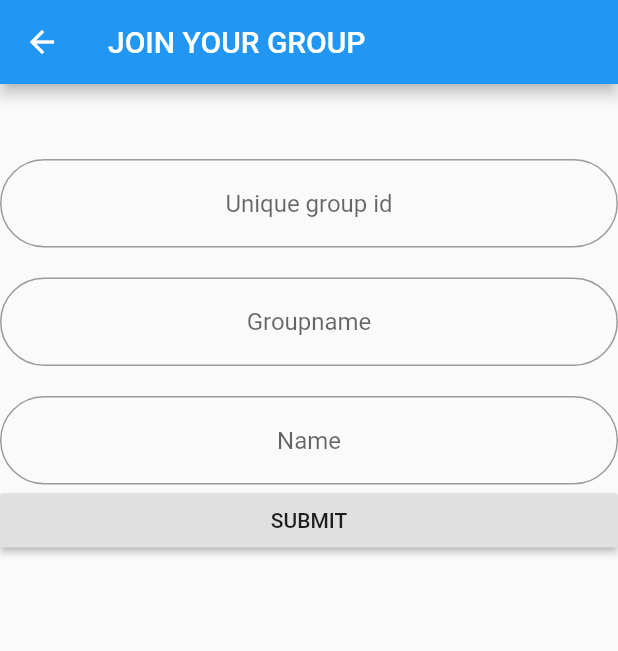
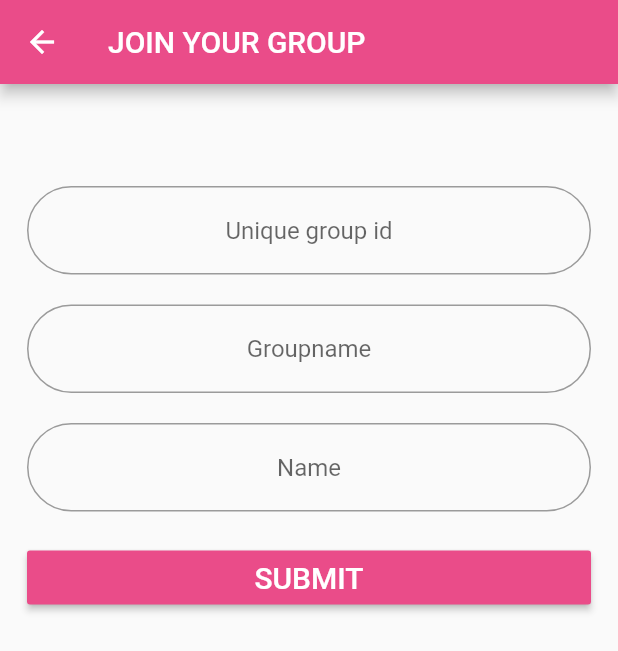
Before and after one commit to Sushma21301/Tech-class, a Flutter app: the JoinGroup screen opened directly, after a tap on "SUBMIT", on a phone screen of 412 x 824 dp. Shown: the top 651 px of the screen. Run offline on Flutter 3.47's test engine with Material 2 defaults, Android fonts, the phone set to English and light mode, and no system bars; our stand-ins replace cached_network_image, cloud_firestore, email_validator, file_picker, firebase_auth, firebase_core and 13 more; missing offline and left inert: agora_rtc_engine, back_button_interceptor, flutter_full_pdf_viewer, flutter_isolate, flutter_plugin_pdf_viewer, flutter_share and 3 more; accounts and stored records are empty; statements that could not run were skipped.

Commit message:
Add files via upload

```diff
--- a/lib/groups/jgroup.dart
+++ b/lib/groups/jgroup.dart
@@ -1,6 +1,6 @@
 import 'package:cloud_firestore/cloud_firestore.dart';
 import 'package:flutter/material.dart';
-import 'package:Fab4/classroom.dart';
+import 'package:signin_app/classroom.dart';
 
 import 'group.dart';
 import 'nav_drawer.dart';
@@ -16,6 +16,7 @@ class Join extends StatelessWidget {
     );
   }
 }
+
 
 class JoinGroup extends StatefulWidget {
   @override
@@ -34,6 +35,7 @@ class JoinGroupState extends State<JoinGroup> {
         drawer: NavDrawer(),
         appBar: AppBar(
           title: Text('JOIN YOUR GROUP'),
+          backgroundColor: Color(0xffea4c89),
           leading: new IconButton(
             icon: new Icon(Icons.arrow_back),
             onPressed: () {
@@ -44,7 +46,9 @@ class JoinGroupState extends State<JoinGroup> {
             },
           ),
         ),
-        body: Form(
+        body: Padding(
+          padding: const EdgeInsets.all(18.0),
+          child: Form(
             child: Center(
               child: ListView(
                   children: <Widget>[
@@ -84,8 +88,12 @@ class JoinGroupState extends State<JoinGroup> {
                           borderSide: BorderSide(width: 2.0)
                       )),
                 ),
+                    SizedBox(
+                      height: 20.0,
+                    ),
                     RaisedButton(
-                      child: Text("SUBMIT"),
+                        child: Text("SUBMIT",style:TextStyle(color: Colors.white, fontSize: 20.0)),
+                        color: Color(0xffea4c89),
                         onPressed:() {
                           firestoreInstance.collection("Groups").get().then((
                               QuerySnapshot qs) {
@@ -114,7 +122,8 @@ class JoinGroupState extends State<JoinGroup> {
                     )
                   ],
               ),
-          ))
+            )),
+        )
     );
   }
 }
```
Also changed, not shown: lib/groups/cgroup.dart (+16 -20 lines), lib/groups/group.dart (+15 -31 lines). Lines whose indentation alone changed are shown as unchanged.
